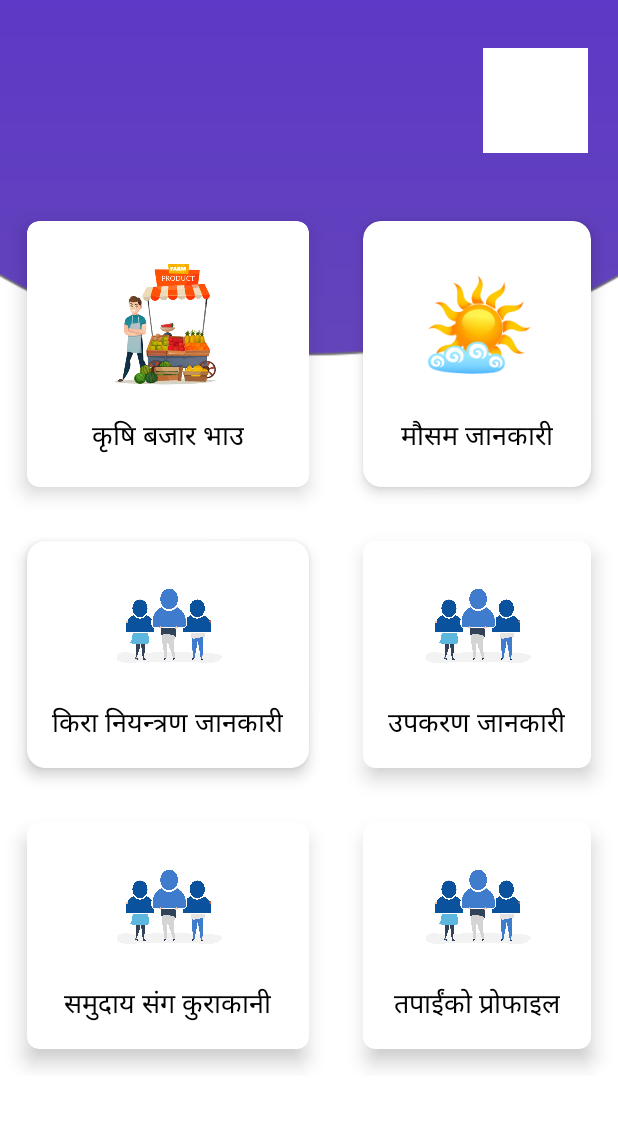
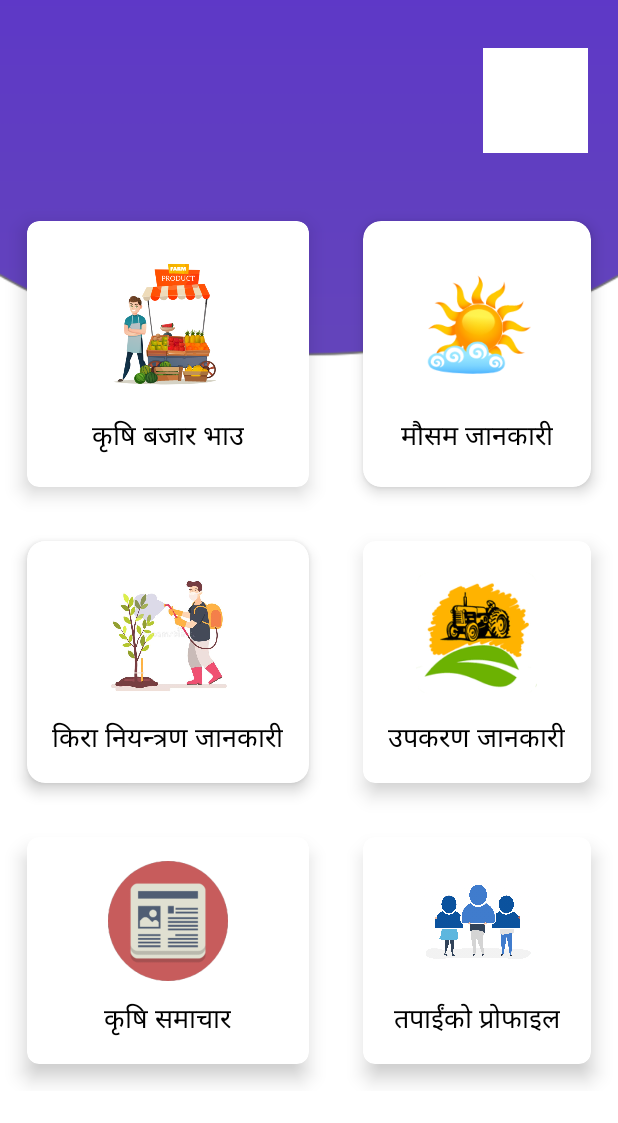
Before and after one commit to AbirajTimalsina/HamroKheti, an Android app: the MordernDashboardActivity screen opened directly, with no data from a screen before it, on a phone screen of 412 x 824 dp. Shown: the top 1123 px of the screen. Run offline under Robolectric (Android 15) with nearby library versions, the phone set to English and light mode, and no system bars; our stand-ins replace CircleImageView.

Commit message:
Some design updates

```diff
--- a/app/src/main/res/layout/activity_mordern_dashboard.xml
+++ b/app/src/main/res/layout/activity_mordern_dashboard.xml
@@ -57,7 +57,7 @@
                     android:layout_width="match_parent"
                     android:layout_height="match_parent">
                     <ImageView
-                        android:src="@drawable/farm"
+                        android:src="@drawable/farm1"
                         android:layout_width="100dp"
                         android:layout_height="100dp"/>
                     <TextView
@@ -119,9 +119,9 @@
                     android:layout_width="match_parent"
                     android:layout_height="match_parent">
                     <ImageView
-                        android:src="@drawable/profile"
-                        android:layout_width="80dp"
-                        android:layout_height="80dp"/>
+                        android:src="@drawable/spray"
+                        android:layout_width="90dp"
+                        android:layout_height="90dp"/>
                     <TextView
                         android:layout_marginTop="12dp"
                         android:textColor="#000000"
@@ -151,9 +151,9 @@
                     android:layout_height="match_parent">
                     <ImageView
 
-                        android:src="@drawable/profile"
-                        android:layout_width="80dp"
-                        android:layout_height="80dp"/>
+                        android:src="@drawable/eqp"
+                        android:layout_width="90dp"
+                        android:layout_height="90dp"/>
                     <TextView
                         android:layout_marginTop="12dp"
                         android:textColor="#000000"
@@ -182,14 +182,14 @@
                     android:layout_width="match_parent"
                     android:layout_height="match_parent">
                     <ImageView
-                        android:src="@drawable/profile"
+                        android:src="@drawable/news"
                         android:layout_width="80dp"
                         android:layout_height="80dp"/>
                     <TextView
                         android:layout_marginTop="12dp"
                         android:textColor="#000000"
                         android:textSize="18sp"
-                        android:text="समुदाय संग कुराकानी"
+                        android:text="कृषि समाचार"
                         android:layout_width="wrap_content"
                         android:layout_height="wrap_content"/>
                 </LinearLayout>
```
Also changed, not shown: app/src/main/res/drawable/eqp.png (added), app/src/main/res/drawable/farm1.PNG (renamed from app/src/main/res/drawable/farm.PNG), app/src/main/res/drawable/news.png (added), app/src/main/res/drawable/spray.jpg (added).
